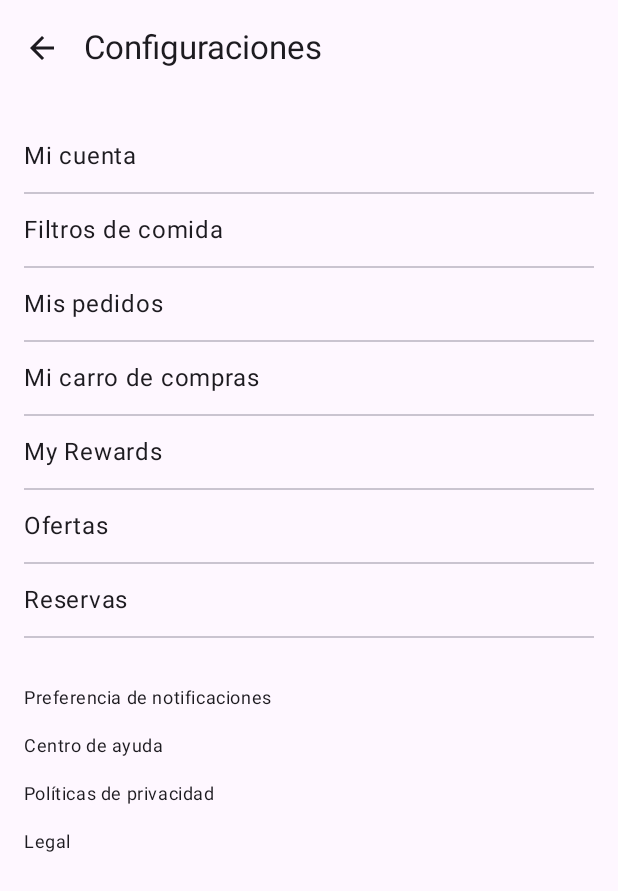
After one commit to DilanAlavi/Mobile-Restaurant-Project, an Android app built with Jetpack Compose: the SettingsScreen screen opened through its navigation route, on a phone screen of 412 x 824 dp. The commit adds this screen. Shown: the top 891 px of the screen. Run offline under Robolectric (Android 15) with nearby library versions, the phone set to English and light mode, and no system bars; our stand-ins replace Dagger/Hilt's generated code; libraries missing offline, so code that uses them is left out: com.chuckerteam.chucker; pictures from the network do not load; 1 statement that could not run was skipped.

Commit message:
implementacion de vista configuracion

```diff
--- a/app/src/main/java/com/ucb/ucbtest/meal/MealUI.kt
+++ b/app/src/main/java/com/ucb/ucbtest/meal/MealUI.kt
@@ -3,6 +3,8 @@ package com.ucb.ucbtest.meal
 import androidx.compose.foundation.background
 import androidx.compose.foundation.layout.*
 import androidx.compose.foundation.shape.RoundedCornerShape
+import androidx.compose.material.icons.Icons
+import androidx.compose.material.icons.filled.Menu
 import androidx.compose.material3.*
 import androidx.compose.runtime.*
 import androidx.compose.ui.Alignment
@@ -15,13 +17,17 @@ import androidx.compose.ui.text.style.TextDecoration
 import androidx.compose.ui.unit.dp
 import androidx.compose.ui.unit.sp
 import androidx.hilt.navigation.compose.hiltViewModel
+import androidx.navigation.NavController
 import coil.compose.AsyncImage
+import com.ucb.ucbtest.navigation.Screen
 
 @OptIn(ExperimentalMaterial3Api::class)
 @Composable
 fun MealUI(
     viewModel: MealViewModel = hiltViewModel(),
+    navController: NavController,
     onDetailsClick: () -> Unit = {}
+
 ) {
     // Definición de colores basados en la imagen compartida
     val darkRed = Color(0xFFA01111)
@@ -59,6 +65,16 @@ fun MealUI(
                         )
                     }
                 },
+                navigationIcon = { // 👈 Aquí agregamos el botón hamburguesa
+                    IconButton(onClick = { navController.navigate(Screen.SettingsScreen.route) }) {  // Navegar a SettingsScreen
+                        Icon(
+                            imageVector = Icons.Default.Menu,
+                            contentDescription = "Settings",
+                            tint = Color(0xFF6B3E3E) // color del icono
+                        )
+                    }
+                },
+
                 actions = {
                     Button(
                         onClick = { /* Book seat action */ },
--- a/app/src/main/java/com/ucb/ucbtest/navigation/AppNavigation.kt
+++ b/app/src/main/java/com/ucb/ucbtest/navigation/AppNavigation.kt
@@ -3,12 +3,14 @@ package com.ucb.ucbtest.navigation
 import androidx.compose.animation.EnterTransition
 import androidx.compose.animation.ExitTransition
 import androidx.compose.runtime.Composable
+import androidx.hilt.navigation.compose.hiltViewModel
 import androidx.navigation.NavType
 import androidx.navigation.compose.NavHost
 import androidx.navigation.compose.composable
 import androidx.navigation.compose.rememberNavController
 import androidx.navigation.navArgument
 import com.ucb.ucbtest.meal.MealUI
+import com.ucb.ucbtest.settings.SettingsScreen
 import kotlinx.serialization.encodeToString
 import kotlinx.serialization.json.Json
 import java.net.URLDecoder
@@ -28,7 +30,14 @@ fun AppNavigation() {
     ) {
         composable(Screen.MealScreen.route) {
             MealUI(
+                navController = navController, // Pasamos el navController a MealUI
                 onDetailsClick = { /* Acción para ver detalles */ }
+            )
+        }
+        composable(Screen.SettingsScreen.route) {
+            // Aquí agregas el SettingsScreen en la navegación
+            SettingsScreen(
+                navController = navController
             )
         }
     }
--- a/app/src/main/java/com/ucb/ucbtest/navigation/Screen.kt
+++ b/app/src/main/java/com/ucb/ucbtest/navigation/Screen.kt
@@ -2,4 +2,5 @@ package com.ucb.ucbtest.navigation
 
 sealed class Screen(val route: String) {
     object MealScreen : Screen("meal")
+    object SettingsScreen : Screen("settings")
 }
--- /dev/null
+++ b/app/src/main/java/com/ucb/ucbtest/settings/SettingsScreen.kt
@@ -0,0 +1,75 @@
+package com.ucb.ucbtest.settings
+
+import androidx.compose.foundation.clickable
+import androidx.compose.foundation.layout.*
+import androidx.compose.foundation.lazy.LazyColumn
+import androidx.compose.foundation.lazy.items
+import androidx.compose.material.icons.Icons
+import androidx.compose.material.icons.filled.ArrowBack
+import androidx.compose.material3.*
+import androidx.compose.runtime.Composable
+import androidx.compose.runtime.collectAsState
+import androidx.compose.runtime.getValue
+import androidx.compose.ui.Alignment
+import androidx.compose.ui.Modifier
+import androidx.compose.ui.unit.dp
+import androidx.navigation.NavController
+import androidx.hilt.navigation.compose.hiltViewModel
+
+@OptIn(ExperimentalMaterial3Api::class)
+@Composable
+fun SettingsScreen(
+    navController: NavController, // Recibe el NavController para navegar
+    viewModel: SettingsViewModel = hiltViewModel(),
+    onItemSelected: (String) -> Unit = {}
+) {
+    val settingsItems by viewModel.settingsItems.collectAsState()
+    val otherItems by viewModel.otherItems.collectAsState()
+
+    Scaffold(
+        topBar = {
+            TopAppBar(
+                title = { Text("Configuraciones") },
+                navigationIcon = {
+                    IconButton(onClick = { navController.popBackStack() }) { // Regresa a la pantalla anterior
+                        Icon(Icons.Default.ArrowBack, contentDescription = "Back")
+                    }
+                }
+            )
+        }
+    ) { paddingValues ->
+        LazyColumn(
+            contentPadding = paddingValues,
+            modifier = Modifier
+                .fillMaxSize()
+                .padding(16.dp)
+        ) {
+            items(settingsItems) { item ->
+                Text(
+                    text = item,
+                    style = MaterialTheme.typography.bodyLarge,
+                    modifier = Modifier
+                        .fillMaxWidth()
+                        .padding(vertical = 12.dp)
+                        .clickable { onItemSelected(item) }
+                )
+                Divider()
+            }
+
+            item {
+                Spacer(modifier = Modifier.height(24.dp))
+            }
+
+            items(otherItems) { item ->
+                Text(
+                    text = item,
+                    style = MaterialTheme.typography.bodySmall,
+                    modifier = Modifier
+                        .fillMaxWidth()
+                        .padding(vertical = 8.dp)
+                        .clickable { onItemSelected(item) }
+                )
+            }
+        }
+    }
+}
--- /dev/null
+++ b/app/src/main/java/com/ucb/ucbtest/settings/SettingsViewModel.kt
@@ -0,0 +1,33 @@
+package com.ucb.ucbtest.settings
+
+import androidx.lifecycle.ViewModel
+import kotlinx.coroutines.flow.MutableStateFlow
+import kotlinx.coroutines.flow.StateFlow
+
+class SettingsViewModel : ViewModel() {
+
+    // Aquí defines qué ítems se verán en Settings
+    private val _settingsItems = MutableStateFlow(
+        listOf(
+            "Mi cuenta",
+            "Filtros de comida",
+            "Mis pedidos",
+            "Mi carro de compras",
+            "My Rewards",
+            "Ofertas",
+            "Reservas"
+        )
+    )
+    val settingsItems: StateFlow<List<String>> = _settingsItems
+
+    private val _otherItems = MutableStateFlow(
+        listOf(
+            "Preferencia de notificaciones",
+            "Centro de ayuda",
+            "Políticas de privacidad",
+            "Legal"
+        )
+    )
+    val otherItems: StateFlow<List<String>> = _otherItems
+
+}
```
